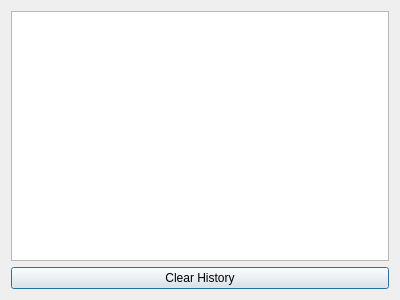
Qt form ui/pickhistorydialog.ui (demonbro-dev/RPQt) before a commit.
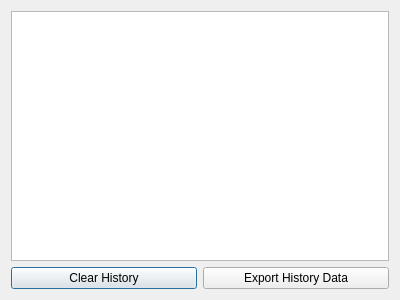
The same form after that commit.

Commit message: Allow to export history data

Diff of the .ui file:
```diff
--- a/ui/pickhistorydialog.ui
+++ b/ui/pickhistorydialog.ui
@@ -18,11 +18,22 @@
     <widget class="QListWidget" name="historyListWidget"/>
    </item>
    <item>
+    <layout class="QHBoxLayout" name="horizontalLayout">
+     <item>
     <widget class="QPushButton" name="ClearButton">
      <property name="text">
       <string>Clear History</string>
      </property>
     </widget>
+     </item>
+     <item>
+      <widget class="QPushButton" name="ExportButton">
+       <property name="text">
+        <string>Export History Data</string>
+       </property>
+      </widget>
+     </item>
+    </layout>
    </item>
   </layout>
  </widget>
```
Lines whose indentation alone changed are shown as unchanged. The commit also changes 6 other files.
